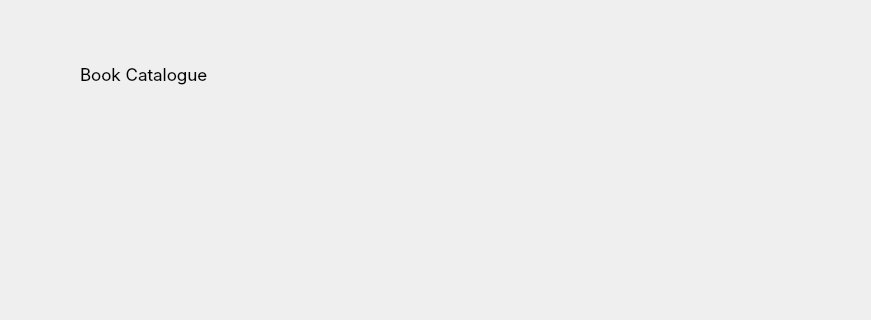
Old version of the form browse.ui in the repository LanaYoobee/LIS; both pictures show x 0 to 871 and y 0 to 320 of the 1056 by 754 pixel window.
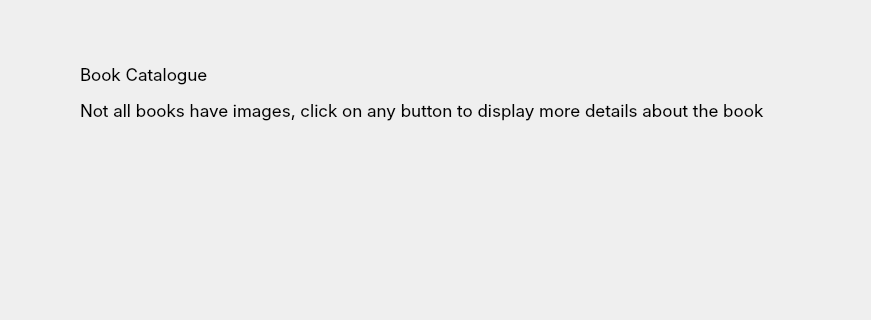
New version of the form. Icons and pictures are not drawn.

Commit message: added search for a book title functionality

The edit to the form file:
```diff
--- a/browse.ui
+++ b/browse.ui
@@ -22,7 +22,7 @@
     <rect>
      <x>80</x>
      <y>64</y>
-     <width>234</width>
+     <width>451</width>
      <height>34</height>
     </rect>
    </property>
@@ -84,6 +84,31 @@
     </property>
    </layout>
   </widget>
+  <widget class="QLabel" name="welcomeLabel_2">
+   <property name="geometry">
+    <rect>
+     <x>80</x>
+     <y>100</y>
+     <width>711</width>
+     <height>34</height>
+    </rect>
+   </property>
+   <property name="font">
+    <font>
+     <family>Inter</family>
+     <pointsize>13</pointsize>
+    </font>
+   </property>
+   <property name="text">
+    <string>Not all books have images, click on any button to display more details about the book</string>
+   </property>
+   <property name="alignment">
+    <set>Qt::AlignLeading|Qt::AlignLeft|Qt::AlignTop</set>
+   </property>
+   <property name="wordWrap">
+    <bool>true</bool>
+   </property>
+  </widget>
  </widget>
  <resources>
   <include location="resources.qrc"/>
```
Left out of the diff: 2 changed lines with no effect on the pictures. The commit also changes 18 other files.
